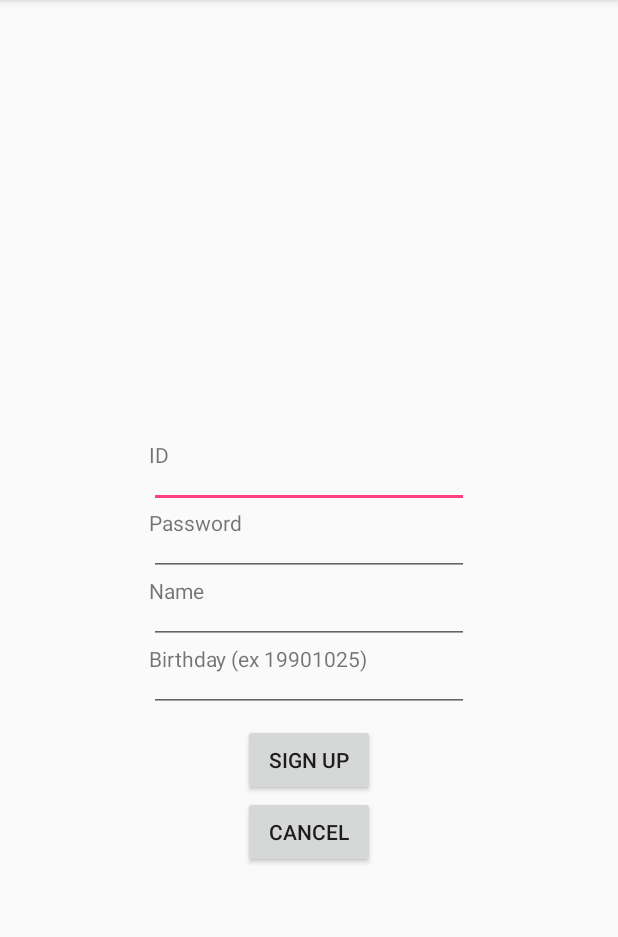
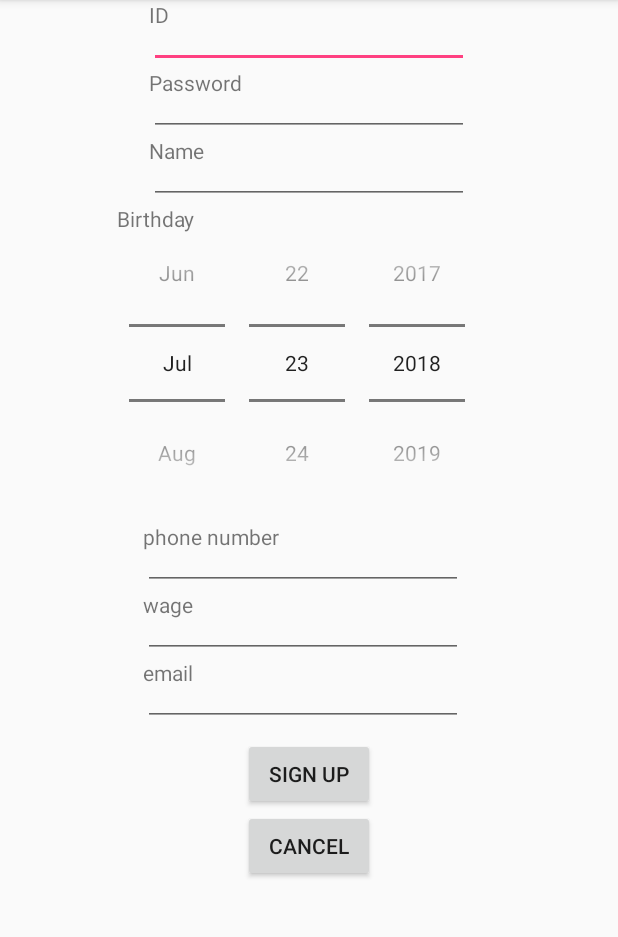
Before and after one commit to Joiple/2018-Busan-ICT-Hackathon, an Android app: the SignUp screen opened directly, with no data from a screen before it, on a phone screen of 412 x 824 dp, the part 84-1021 px from its top. Run offline under Robolectric (Android 15) with nearby library versions, the phone set to English and light mode, and no system bars.

```diff
--- a/Client/Android/app/src/main/java/com/slack/joiple/a2018_busan_ict_hackerton_android/SignUp.java
+++ b/Client/Android/app/src/main/java/com/slack/joiple/a2018_busan_ict_hackerton_android/SignUp.java
@@ -1,29 +1,19 @@
 package com.slack.joiple.a2018_busan_ict_hackerton_android;
 
-import android.content.ContentValues;
 import android.content.Intent;
 import android.content.SharedPreferences;
-import android.os.AsyncTask;
 import android.os.Bundle;
 import android.support.v7.app.AppCompatActivity;
-import android.util.Log;
 import android.view.View;
 import android.widget.Button;
+import android.widget.DatePicker;
 import android.widget.EditText;
 
-import java.io.BufferedReader;
-import java.io.IOException;
-import java.io.InputStream;
-import java.io.InputStreamReader;
-import java.net.HttpCookie;
-import java.net.HttpURLConnection;
-import java.net.MalformedURLException;
-import java.net.ProtocolException;
-import java.net.URL;
-
 public class SignUp extends AppCompatActivity {
+    //TODO information : id password name birthday phone_number email wage
     Intent o,g;
-    EditText idEdit,passEdit,nameEdit,ageEdit;
+    EditText idEdit,passEdit,nameEdit,phoneEdit,emailEdit,wageEdit;
+    DatePicker ageEdit;
     Button cancelBtn,signUpBtn;
     @Override
     public void onCreate(Bundle saveInstanceBundle){
@@ -36,11 +26,16 @@ public class SignUp extends AppCompatActivity {
         ageEdit=findViewById(R.id.ageEdit);
         cancelBtn=findViewById(R.id.cancelBtn);
         signUpBtn=findViewById(R.id.signUpBtn);
+        phoneEdit=findViewById(R.id.phoneEdit);
+        emailEdit=findViewById(R.id.emailEdit);
+        wageEdit=findViewById(R.id.wageEdit);
         signUpBtn.setOnClickListener(new View.OnClickListener() {
             @Override
             public void onClick(View view) {
                 String id=idEdit.getText().toString(),password=passEdit.getText().toString(),name=nameEdit.getText().toString();
-                String birth=ageEdit.getText().toString();
+                String birth=ageEdit.getYear()+"-"+ageEdit.getMonth()+"-"+ageEdit.getDayOfMonth();
+                String email=emailEdit.getText().toString(),wage=wageEdit.getText().toString(),phone=phoneEdit.getText().toString();
+
                 //TODO send id,name,password,age to server for sign up
                 SharedPreferences pref=getSharedPreferences("user",MODE_PRIVATE);
                 SharedPreferences.Editor editor=pref.edit();
@@ -48,6 +43,9 @@ public class SignUp extends AppCompatActivity {
                 editor.putString("pass",password);
                 editor.putString("name",name);
                 editor.putString("birth",birth);
+                editor.putString("email",email);
+                editor.putString("wage",wage);
+                editor.putString("phone",phone);
                 editor.putBoolean("isUsing",true);
                 editor.commit();
                 String result="null";
@@ -57,8 +55,12 @@ public class SignUp extends AppCompatActivity {
                 nm.in.addItem("password",password);
                 nm.in.addItem("name",name);
                 nm.in.addItem("birthday",birth);
+                nm.in.addItem("email",email);
+                nm.in.addItem("wage",wage);
+                nm.in.addItem("phone",phone);
                 nm.execute();
                 o=new Intent(SignUp.this,MainActivity.class);
+
                 startActivity(o);
                 finish();
             }
--- a/Client/Android/app/src/main/res/layout/activity_sign_up.xml
+++ b/Client/Android/app/src/main/res/layout/activity_sign_up.xml
@@ -2,14 +2,24 @@
 <android.support.constraint.ConstraintLayout xmlns:android="http://schemas.android.com/apk/res/android"
     xmlns:app="http://schemas.android.com/apk/res-auto"
     xmlns:tools="http://schemas.android.com/tools"
-    android:orientation="vertical" android:layout_width="match_parent"
-    android:layout_height="match_parent">
+    android:layout_width="match_parent"
+    android:layout_height="match_parent"
+    android:orientation="vertical">
+
+    <ScrollView
+        android:layout_width="match_parent"
+        android:layout_height="match_parent"
+        app:layout_constraintBottom_toBottomOf="parent"
+        app:layout_constraintEnd_toEndOf="parent"
+        app:layout_constraintStart_toStartOf="parent"
+        app:layout_constraintTop_toTopOf="parent">
 
         <LinearLayout
             android:id="@+id/linearLayout2"
-        android:layout_width="wrap_content"
-        android:layout_height="wrap_content"
+            android:layout_width="match_parent"
+            android:layout_height="match_parent"
             android:orientation="vertical"
+            android:scrollbars="vertical"
             app:layout_constraintBottom_toBottomOf="parent"
             app:layout_constraintEnd_toEndOf="parent"
             app:layout_constraintStart_toStartOf="parent"
@@ -17,7 +27,8 @@
 
             <android.support.constraint.ConstraintLayout
                 android:layout_width="wrap_content"
-            android:layout_height="wrap_content">
+                android:layout_height="wrap_content"
+                android:layout_gravity="center_vertical|center_horizontal">
 
                 <TextView
                     android:id="@+id/textView"
@@ -39,7 +50,8 @@
 
             <android.support.constraint.ConstraintLayout
                 android:layout_width="wrap_content"
-            android:layout_height="wrap_content">
+                android:layout_height="wrap_content"
+                android:layout_gravity="center_vertical|center_horizontal">
 
                 <TextView
                     android:id="@+id/textView2"
@@ -61,14 +73,15 @@
 
             <android.support.constraint.ConstraintLayout
                 android:layout_width="match_parent"
-            android:layout_height="match_parent">
+                android:layout_height="match_parent"
+                android:layout_gravity="center_vertical|center_horizontal">
 
                 <TextView
                     android:id="@+id/textView3"
                     android:layout_width="wrap_content"
                     android:layout_height="wrap_content"
                     android:text="@string/name"
-                app:layout_constraintStart_toStartOf="parent"
+                    app:layout_constraintStart_toStartOf="@+id/nameEdit"
                     app:layout_constraintTop_toTopOf="parent" />
 
                 <EditText
@@ -78,37 +91,120 @@
                     android:ems="10"
                     android:inputType="textPersonName"
                     app:layout_constraintBottom_toBottomOf="parent"
-                app:layout_constraintStart_toStartOf="parent" />
+                    app:layout_constraintEnd_toEndOf="parent"
+                    app:layout_constraintStart_toStartOf="parent"
+                    app:layout_constraintTop_toTopOf="parent" />
+
             </android.support.constraint.ConstraintLayout>
 
             <android.support.constraint.ConstraintLayout
                 android:layout_width="match_parent"
-            android:layout_height="match_parent">
+                android:layout_height="match_parent"
+                android:layout_gravity="center_vertical|center_horizontal">
 
                 <TextView
                     android:id="@+id/textView4"
                     android:layout_width="wrap_content"
                     android:layout_height="wrap_content"
                     android:text="@string/age"
-                app:layout_constraintStart_toStartOf="parent"
+                    app:layout_constraintStart_toStartOf="@+id/ageEdit"
+                    app:layout_constraintTop_toTopOf="parent" />
+
+                <DatePicker
+                    android:id="@+id/ageEdit"
+                    android:layout_width="wrap_content"
+                    android:layout_height="wrap_content"
+                    android:layout_marginEnd="8dp"
+                    android:calendarViewShown="false"
+                    android:datePickerMode="spinner"
+                    app:layout_constraintBottom_toBottomOf="parent"
+                    app:layout_constraintEnd_toEndOf="parent"
+                    app:layout_constraintStart_toStartOf="parent" />
+            </android.support.constraint.ConstraintLayout>
+
+            <android.support.constraint.ConstraintLayout
+                android:layout_width="match_parent"
+                android:layout_height="match_parent"
+                android:layout_gravity="center_vertical|center_horizontal"
+                tools:layout_editor_absoluteY="46dp">
+
+                <TextView
+                    android:id="@+id/textView7"
+                    android:layout_width="wrap_content"
+                    android:layout_height="wrap_content"
+                    android:text="@string/phone"
+                    app:layout_constraintStart_toStartOf="@+id/phoneEdit"
                     app:layout_constraintTop_toTopOf="parent" />
 
                 <EditText
-                android:id="@+id/ageEdit"
+                    android:id="@+id/phoneEdit"
                     android:layout_width="wrap_content"
                     android:layout_height="wrap_content"
+                    android:layout_marginEnd="8dp"
+                    android:calendarViewShown="false"
+                    android:datePickerMode="spinner"
                     android:ems="10"
-                android:inputType="date"
                     app:layout_constraintBottom_toBottomOf="parent"
+                    app:layout_constraintEnd_toEndOf="parent"
                     app:layout_constraintStart_toStartOf="parent" />
             </android.support.constraint.ConstraintLayout>
 
-    </LinearLayout>
+            <android.support.constraint.ConstraintLayout
+                android:layout_width="match_parent"
+                android:layout_height="match_parent"
+                android:layout_gravity="center_vertical|center_horizontal"
+                tools:layout_editor_absoluteY="46dp">
+
+                <TextView
+                    android:id="@+id/textView5"
+                    android:layout_width="wrap_content"
+                    android:layout_height="wrap_content"
+                    android:text="@string/wage"
+                    app:layout_constraintStart_toStartOf="@+id/wageEdit"
+                    app:layout_constraintTop_toTopOf="parent" />
+
+                <EditText
+                    android:id="@+id/wageEdit"
+                    android:layout_width="wrap_content"
+                    android:layout_height="wrap_content"
+                    android:layout_marginEnd="8dp"
+                    android:ems="10"
+                    android:inputType="number"
+                    app:layout_constraintBottom_toBottomOf="parent"
+                    app:layout_constraintEnd_toEndOf="parent"
+                    app:layout_constraintStart_toStartOf="parent" />
+            </android.support.constraint.ConstraintLayout>
+
+            <android.support.constraint.ConstraintLayout
+                android:layout_width="match_parent"
+                android:layout_height="match_parent"
+                android:layout_gravity="center_vertical|center_horizontal"
+                tools:layout_editor_absoluteY="46dp">
+
+                <TextView
+                    android:id="@+id/textView6"
+                    android:layout_width="wrap_content"
+                    android:layout_height="wrap_content"
+                    android:text="@string/email"
+                    app:layout_constraintStart_toStartOf="@+id/emailEdit"
+                    app:layout_constraintTop_toTopOf="parent" />
+
+                <EditText
+                    android:id="@+id/emailEdit"
+                    android:layout_width="wrap_content"
+                    android:layout_height="wrap_content"
+                    android:layout_marginEnd="8dp"
+                    android:ems="10"
+                    app:layout_constraintBottom_toBottomOf="parent"
+                    app:layout_constraintEnd_toEndOf="parent"
+                    app:layout_constraintStart_toStartOf="parent" />
+            </android.support.constraint.ConstraintLayout>
 
             <Button
                 android:id="@+id/signUpBtn"
                 android:layout_width="wrap_content"
                 android:layout_height="wrap_content"
+                android:layout_gravity="center"
                 android:layout_marginTop="8dp"
                 android:text="@string/signUp"
                 app:layout_constraintEnd_toEndOf="parent"
@@ -119,9 +215,14 @@
                 android:id="@+id/cancelBtn"
                 android:layout_width="wrap_content"
                 android:layout_height="wrap_content"
+                android:layout_gravity="center"
                 android:text="@android:string/cancel"
                 app:layout_constraintEnd_toEndOf="parent"
                 app:layout_constraintStart_toStartOf="parent"
                 app:layout_constraintTop_toBottomOf="@+id/signUpBtn" />
+        </LinearLayout>
+    </ScrollView>
+
+
 
 </android.support.constraint.ConstraintLayout>
--- a/Client/Android/app/src/main/res/values/strings.xml
+++ b/Client/Android/app/src/main/res/values/strings.xml
@@ -11,7 +11,7 @@
     <string name="signUp">sign up</string>
     <string name="id">ID</string>
     <string name="name">Name</string>
-    <string name="age">Birthday (ex 19901025)</string>
+    <string name="age">Birthday</string>
     <string name="password">Password</string>
     <string name="option">Option</string>
     <string name="registerCompany">Register Company</string>
@@ -30,4 +30,8 @@
     <string name="from">from : </string>
     <string name="to">to : </string>
     <string name="serverURL">http://httpbin.org/post</string>
+    <string name="wage">wage</string>
+    <string name="email">email</string>
+    <string name="phone">phone number</string>
+    <string name="company">company</string>
 </resources>
```
Lines whose indentation alone changed are shown as unchanged.
